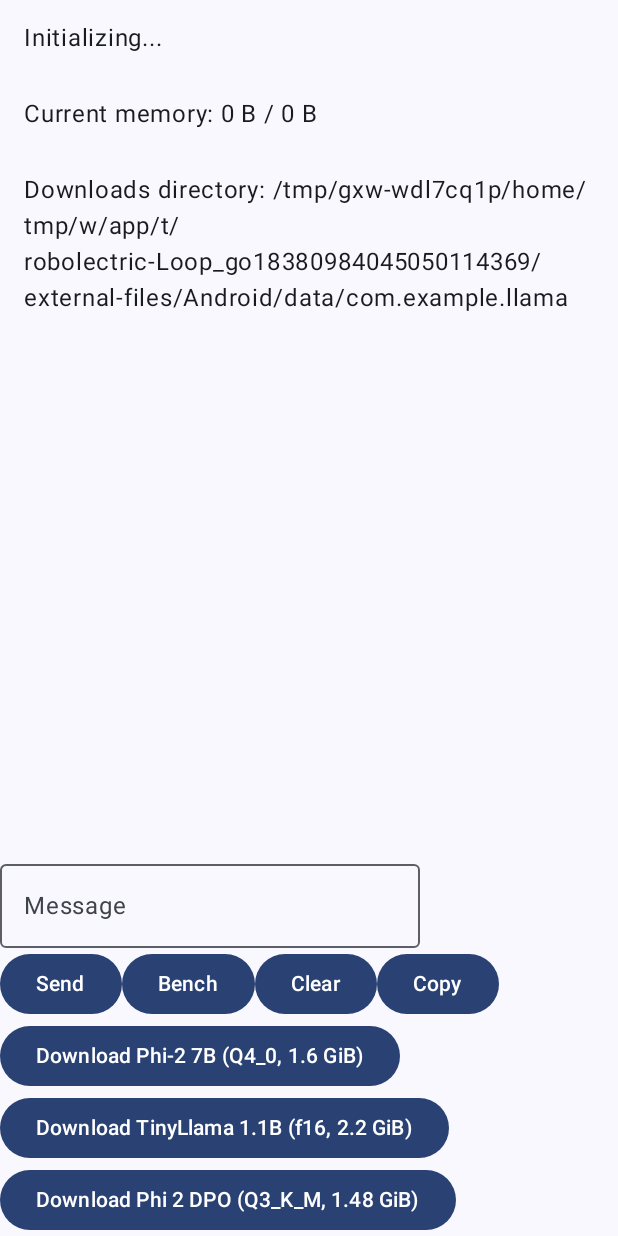
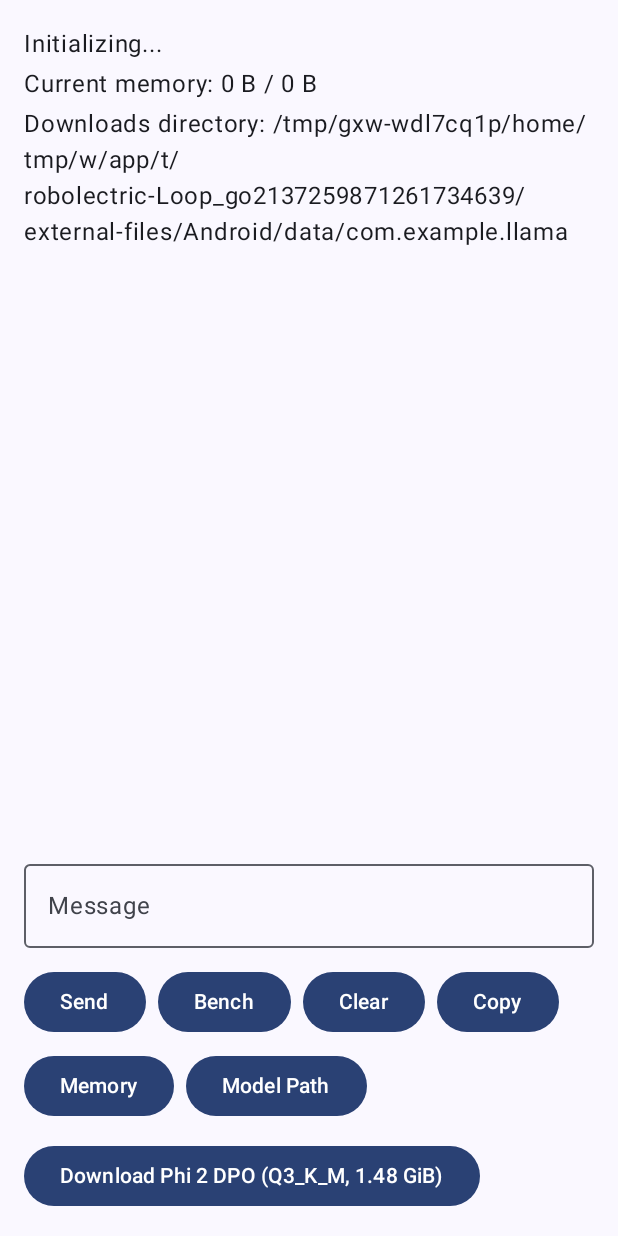
Before and after one commit to crosscore/llama.cpp-patchd, an Android app built with Jetpack Compose: the screen it shows after launch (MainActivity), after a tap on "Send", on a phone screen of 412 x 824 dp. Run offline under Robolectric (Android 15) with nearby library versions, the phone set to English and light mode, and no system bars; pictures from the network do not load.

```diff
--- a/llama.cpp-b2710/examples/llama.android/app/src/main/java/com/example/llama/Llm.kt
+++ b/llama.cpp-b2710/examples/llama.android/app/src/main/java/com/example/llama/Llm.kt
@@ -1,3 +1,4 @@
+// llama.cpp-b2710/examples/llama.android/app/src/main/java/com/example/llama/Llm.kt
 package com.example.llama
 
 import android.util.Log
--- a/llama.cpp-b2710/examples/llama.android/app/src/main/java/com/example/llama/MainActivity.kt
+++ b/llama.cpp-b2710/examples/llama.android/app/src/main/java/com/example/llama/MainActivity.kt
@@ -12,22 +12,14 @@
 import androidx.activity.ComponentActivity
 import androidx.activity.compose.setContent
 import androidx.activity.viewModels
-import androidx.compose.foundation.layout.Box
-import androidx.compose.foundation.layout.Column
-import androidx.compose.foundation.layout.Row
-import androidx.compose.foundation.layout.fillMaxSize
-import androidx.compose.foundation.layout.padding
+import androidx.compose.foundation.layout.*
 import androidx.compose.foundation.lazy.LazyColumn
 import androidx.compose.foundation.lazy.items
 import androidx.compose.foundation.lazy.rememberLazyListState
-import androidx.compose.material3.Button
-import androidx.compose.material3.LocalContentColor
-import androidx.compose.material3.MaterialTheme
-import androidx.compose.material3.OutlinedTextField
-import androidx.compose.material3.Surface
-import androidx.compose.material3.Text
+import androidx.compose.material3.*
 import androidx.compose.runtime.Composable
 import androidx.compose.ui.Modifier
+import androidx.compose.ui.platform.LocalContext
 import androidx.compose.ui.unit.dp
 import androidx.core.content.getSystemService
 import com.example.llama.ui.theme.LlamaAndroidTheme
@@ -37,8 +29,7 @@
     activityManager: ActivityManager? = null,
     downloadManager: DownloadManager? = null,
     clipboardManager: ClipboardManager? = null,
-): ComponentActivity() {
-    private val tag: String? = this::class.simpleName
+) : ComponentActivity() {
 
     private val activityManager by lazy { activityManager ?: getSystemService<ActivityManager>()!! }
     private val downloadManager by lazy { downloadManager ?: getSystemService<DownloadManager>()!! }
@@ -46,7 +37,6 @@
 
     private val viewModel: MainViewModel by viewModels()
 
-    // Get a MemoryInfo object for the device's current memory status.
     private fun availableMemory(): ActivityManager.MemoryInfo {
         return ActivityManager.MemoryInfo().also { memoryInfo ->
             activityManager.getMemoryInfo(memoryInfo)
@@ -70,27 +60,29 @@
 
         val extFilesDir = getExternalFilesDir(null)
 
+        // ダウンロード済みモデルを検出
+        val downloadedModels = extFilesDir?.listFiles { file ->
+            file.isFile && file.extension == "gguf"
+        }?.map { file ->
+            Downloadable(
+                file.name,
+                Uri.EMPTY,
+                file,
+                sha256 = "" // ダウンロード済みモデルのSHA256は空文字列とする
+            )
+        } ?: emptyList()
+
         val models = listOf(
-            Downloadable(
-                "Phi-2 7B (Q4_0, 1.6 GiB)",
-                Uri.parse("https://huggingface.co/ggml-org/models/resolve/main/phi-2/ggml-model-q4_0.gguf?download=true"),
-                File(extFilesDir, "phi-2-q4_0.gguf"),
-            ),
-            Downloadable(
-                "TinyLlama 1.1B (f16, 2.2 GiB)",
-                Uri.parse("https://huggingface.co/ggml-org/models/resolve/main/tinyllama-1.1b/ggml-model-f16.gguf?download=true"),
-                File(extFilesDir, "tinyllama-1.1-f16.gguf"),
-            ),
             Downloadable(
                 "Phi 2 DPO (Q3_K_M, 1.48 GiB)",
                 Uri.parse("https://huggingface.co/TheBloke/phi-2-dpo-GGUF/resolve/main/phi-2-dpo.Q3_K_M.gguf?download=true"),
-                File(extFilesDir, "phi-2-dpo.Q3_K_M.gguf")
+                File(extFilesDir, "phi-2-dpo.Q3_K_M.gguf"),
+                sha256 = "e7effd3e3a3b6f1c05b914deca7c9646210bad34576d39d3c5c5f2a25cb97ae1"
             ),
-        )
+        ) + downloadedModels // ダウンロード済みモデルを追加
 
         setContent {
             LlamaAndroidTheme {
-                // A surface container using the 'background' color from the theme
                 Surface(
                     modifier = Modifier.fillMaxSize(),
                     color = MaterialTheme.colorScheme.background
@@ -102,7 +94,6 @@
                         models,
                     )
                 }
-
             }
         }
     }
@@ -115,37 +106,79 @@
     dm: DownloadManager,
     models: List<Downloadable>
 ) {
-    Column {
+    val context = LocalContext.current
+
+    Column(modifier = Modifier.padding(16.dp)) {
+        // メモリ情報の表示
+        if (viewModel.showMemoryInfo) {
+            val activityManager = context.getSystemService<ActivityManager>()
+            val memoryInfo = ActivityManager.MemoryInfo()
+            activityManager?.getMemoryInfo(memoryInfo)
+            val free = Formatter.formatFileSize(context, memoryInfo.availMem)
+            val total = Formatter.formatFileSize(context, memoryInfo.totalMem)
+            Text("Memory: $free / $total", modifier = Modifier.padding(bottom = 8.dp))
+        }
+
+        // モデルパスの表示
+        if (viewModel.showModelPath) {
+            viewModel.currentModelPath?.let {
+                Text("Model Path: $it", modifier = Modifier.padding(bottom = 8.dp))
+            }
+        }
+
         val scrollState = rememberLazyListState()
 
         Box(modifier = Modifier.weight(1f)) {
-            LazyColumn(state = scrollState) {
-                items(viewModel.messages) {
+            LazyColumn(
+                state = scrollState,
+                modifier = Modifier.fillMaxSize()
+            ) {
+                items(viewModel.messages) { message ->
                     Text(
-                        it,
-                        style = MaterialTheme.typography.bodyLarge.copy(color = LocalContentColor.current),
-                        modifier = Modifier.padding(16.dp)
+                        text = message,
+                        style = MaterialTheme.typography.bodyLarge,
+                        modifier = Modifier.padding(vertical = 4.dp)
                     )
                 }
             }
         }
+
         OutlinedTextField(
             value = viewModel.message,
             onValueChange = { viewModel.updateMessage(it) },
             label = { Text("Message") },
+            modifier = Modifier
+                .fillMaxWidth()
+                .padding(vertical = 8.dp)
         )
-        Row {
-            Button({ viewModel.send() }) { Text("Send") }
-            Button({ viewModel.bench(8, 4, 1) }) { Text("Bench") }
-            Button({ viewModel.clear() }) { Text("Clear") }
-            Button({
+
+        Row(
+            modifier = Modifier
+                .fillMaxWidth()
+                .padding(vertical = 4.dp),
+            horizontalArrangement = Arrangement.spacedBy(8.dp)
+        ) {
+            Button(onClick = { viewModel.send() }) { Text("Send") }
+            Button(onClick = { viewModel.bench(8, 4, 1) }) { Text("Bench") }
+            Button(onClick = { viewModel.clear() }) { Text("Clear") }
+            Button(onClick = {
                 viewModel.messages.joinToString("\n").let {
                     clipboard.setPrimaryClip(ClipData.newPlainText("", it))
                 }
             }) { Text("Copy") }
         }
 
-        Column {
+        Row(
+            modifier = Modifier
+                .fillMaxWidth()
+                .padding(vertical = 4.dp),
+            horizontalArrangement = Arrangement.spacedBy(8.dp)
+        ) {
+            Button(onClick = { viewModel.toggleMemoryInfo() }) { Text("Memory") }
+            Button(onClick = { viewModel.toggleModelPath() }) { Text("Model Path") }
+        }
+
+        Column(modifier = Modifier.padding(top = 8.dp)) {
             for (model in models) {
                 Downloadable.Button(viewModel, dm, model)
             }
--- a/llama.cpp-b2710/examples/llama.android/app/src/main/java/com/example/llama/MainViewModel.kt
+++ b/llama.cpp-b2710/examples/llama.android/app/src/main/java/com/example/llama/MainViewModel.kt
@@ -6,10 +6,12 @@
 import androidx.compose.runtime.setValue
 import androidx.lifecycle.ViewModel
 import androidx.lifecycle.viewModelScope
+import kotlinx.coroutines.CancellationException
+import kotlinx.coroutines.Job
 import kotlinx.coroutines.flow.catch
 import kotlinx.coroutines.launch
 
-class MainViewModel(private val llm: Llm = Llm.instance()): ViewModel() {
+class MainViewModel(private val llm: Llm = Llm.instance()) : ViewModel() {
     companion object {
         @JvmStatic
         private val NanosPerSecond = 1_000_000_000.0
@@ -22,6 +24,19 @@
 
     var message by mutableStateOf("")
         private set
+
+    var showMemoryInfo by mutableStateOf(false)
+        private set
+
+    var showModelPath by mutableStateOf(false)
+        private set
+
+    var currentModelPath: String? by mutableStateOf(null)
+        private set
+
+    private var isLoading by mutableStateOf(false)
+
+    private var sendJob: Job? = null
 
     override fun onCleared() {
         super.onCleared()
@@ -36,20 +51,32 @@
     }
 
     fun send() {
-        val text = message
+        val text = message.trim()
+        if (text.isEmpty()) return
         message = ""
 
-        // Add to messages console.
         messages += text
         messages += ""
 
-        viewModelScope.launch {
-            llm.send(text)
-                .catch {
-                    Log.e(tag, "send() failed", it)
-                    messages += it.message!!
-                }
-                .collect { messages = messages.dropLast(1) + (messages.last() + it) }
+        sendJob = viewModelScope.launch {
+            val responseBuilder = StringBuilder()
+            try {
+                llm.send(text)
+                    .catch { e ->
+                        Log.e(tag, "send() failed", e)
+                        messages = messages.dropLast(1) + e.message!!
+                    }
+                    .collect { token ->
+                        responseBuilder.append(token)
+                        messages = messages.dropLast(1) + responseBuilder.toString()
+                    }
+            } catch (e: CancellationException) {
+                Log.i(tag, "send() canceled")
+                messages += "Operation canceled."
+            } catch (e: Exception) {
+                Log.e(tag, "send() failed", e)
+                messages += "Error: ${e.message ?: "Unknown error"}"
+            }
         }
     }
 
@@ -79,13 +106,23 @@
     }
 
     fun load(pathToModel: String) {
+        if (isLoading) {
+            messages += "Model is already loading. Please wait."
+            return
+        }
+
+        isLoading = true
         viewModelScope.launch {
             try {
+                sendJob?.cancel()
                 llm.load(pathToModel)
+                currentModelPath = pathToModel
                 messages += "Loaded $pathToModel"
             } catch (exc: IllegalStateException) {
                 Log.e(tag, "load() failed", exc)
                 messages += exc.message!!
+            } finally {
+                isLoading = false
             }
         }
     }
@@ -101,4 +138,12 @@
     fun log(message: String) {
         messages += message
     }
+
+    fun toggleMemoryInfo() {
+        showMemoryInfo = !showMemoryInfo
+    }
+
+    fun toggleModelPath() {
+        showModelPath = !showModelPath
+    }
 }
```
Also changed, not shown: llama.cpp-b2710/examples/llama.android/app/src/main/java/com/example/llama/Downloadable.kt (+137 -69 lines).
